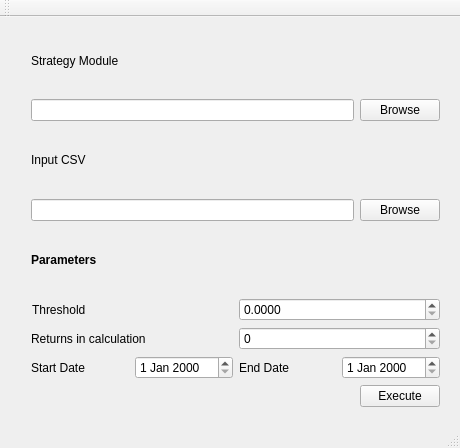
Before: the Qt Designer form GUI1-IanAntheny/mainwindow.ui in mobeigi/Algorithmic-Trading, drawn with Qt 5.
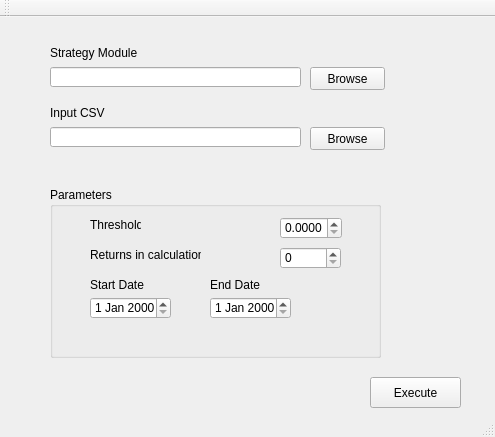
After: the same form once the commit is applied.

Commit message: Added params validity checking

```diff
--- a/GUI1-IanAntheny/mainwindow.ui
+++ b/GUI1-IanAntheny/mainwindow.ui
@@ -6,179 +6,256 @@
    <rect>
     <x>0</x>
     <y>0</y>
-    <width>460</width>
-    <height>448</height>
+    <width>495</width>
+    <height>437</height>
    </rect>
   </property>
-  <property name="sizePolicy">
-   <sizepolicy hsizetype="Preferred" vsizetype="Preferred">
-    <horstretch>80</horstretch>
-    <verstretch>0</verstretch>
-   </sizepolicy>
-  </property>
   <property name="windowTitle">
    <string>MainWindow</string>
   </property>
   <widget class="QWidget" name="centralWidget">
-   <widget class="QWidget" name="verticalLayoutWidget">
-    <property name="geometry">
-     <rect>
-      <x>20</x>
-      <y>0</y>
-      <width>431</width>
-      <height>401</height>
-     </rect>
-    </property>
-    <layout class="QVBoxLayout" name="programLayout">
-     <item>
-      <widget class="QLabel" name="strategy_module_label">
-       <property name="text">
-        <string>Strategy Module</string>
-       </property>
-      </widget>
-     </item>
-     <item>
-      <layout class="QHBoxLayout" name="strategyModuleLayout">
-       <item>
-        <widget class="QLineEdit" name="strategy_module_location"/>
-       </item>
-       <item>
-        <widget class="QPushButton" name="browseModule">
-         <property name="enabled">
-          <bool>true</bool>
-         </property>
-         <property name="text">
-          <string>Browse</string>
-         </property>
-        </widget>
-       </item>
-      </layout>
-     </item>
-     <item>
       <widget class="QLabel" name="inpu_csv_label">
+    <property name="geometry">
+     <rect>
+      <x>50</x>
+      <y>80</y>
+      <width>131</width>
+      <height>31</height>
+     </rect>
+    </property>
        <property name="text">
         <string>Input CSV</string>
        </property>
       </widget>
-     </item>
-     <item>
-      <layout class="QHBoxLayout" name="inputCSVLayout">
-       <item>
-        <widget class="QLineEdit" name="input_csv_location"/>
-       </item>
-       <item>
+   <widget class="QLineEdit" name="strategy_module_location">
+    <property name="geometry">
+     <rect>
+      <x>50</x>
+      <y>50</y>
+      <width>251</width>
+      <height>20</height>
+     </rect>
+    </property>
+   </widget>
+   <widget class="QLineEdit" name="input_csv_location">
+    <property name="geometry">
+     <rect>
+      <x>50</x>
+      <y>110</y>
+      <width>251</width>
+      <height>20</height>
+     </rect>
+    </property>
+   </widget>
+   <widget class="QLabel" name="strategy_module_label">
+    <property name="geometry">
+     <rect>
+      <x>50</x>
+      <y>20</y>
+      <width>131</width>
+      <height>31</height>
+     </rect>
+    </property>
+    <property name="text">
+     <string>Strategy Module</string>
+    </property>
+   </widget>
         <widget class="QPushButton" name="browseCSV">
+    <property name="geometry">
+     <rect>
+      <x>310</x>
+      <y>110</y>
+      <width>75</width>
+      <height>23</height>
+     </rect>
+    </property>
          <property name="text">
           <string>Browse</string>
          </property>
         </widget>
-       </item>
-      </layout>
-     </item>
-     <item>
-      <widget class="QLabel" name="label">
+   <widget class="QPushButton" name="browseModule">
+    <property name="geometry">
+     <rect>
+      <x>310</x>
+      <y>50</y>
+      <width>75</width>
+      <height>23</height>
+     </rect>
+    </property>
+    <property name="text">
+     <string>Browse</string>
+    </property>
+   </widget>
+   <widget class="QPushButton" name="execute_button">
+    <property name="geometry">
+     <rect>
+      <x>370</x>
+      <y>360</y>
+      <width>91</width>
+      <height>31</height>
+     </rect>
+    </property>
+    <property name="text">
+     <string>Execute</string>
+    </property>
+   </widget>
+   <widget class="QGroupBox" name="groupBox">
+    <property name="geometry">
+     <rect>
+      <x>50</x>
+      <y>170</y>
+      <width>331</width>
+      <height>171</height>
+     </rect>
+    </property>
        <property name="font">
         <font>
-         <weight>75</weight>
-         <bold>true</bold>
-        </font>
-       </property>
-       <property name="text">
+      <weight>50</weight>
+      <bold>false</bold>
+     </font>
+    </property>
+    <property name="title">
         <string>Parameters</string>
        </property>
-      </widget>
-     </item>
-     <item>
-      <layout class="QGridLayout" name="tresholdLayout">
-       <property name="leftMargin">
-        <number>1</number>
-       </property>
-       <item row="0" column="1">
+    <widget class="QDateEdit" name="start_date">
+     <property name="geometry">
+      <rect>
+       <x>40</x>
+       <y>110</y>
+       <width>81</width>
+       <height>22</height>
+      </rect>
+     </property>
+    </widget>
         <widget class="QLabel" name="threshold_label">
+     <property name="geometry">
+      <rect>
+       <x>40</x>
+       <y>30</y>
+       <width>51</width>
+       <height>16</height>
+      </rect>
+     </property>
          <property name="text">
           <string>Threshold</string>
          </property>
         </widget>
-       </item>
-       <item row="0" column="2">
+    <widget class="QLabel" name="returnsInCalculation_label">
+     <property name="geometry">
+      <rect>
+       <x>40</x>
+       <y>60</y>
+       <width>111</width>
+       <height>16</height>
+      </rect>
+     </property>
+     <property name="text">
+      <string>Returns in calculation</string>
+     </property>
+    </widget>
+    <widget class="QSpinBox" name="returnsInCalculation">
+     <property name="geometry">
+      <rect>
+       <x>230</x>
+       <y>60</y>
+       <width>61</width>
+       <height>22</height>
+      </rect>
+     </property>
+    </widget>
         <widget class="QDoubleSpinBox" name="threshold">
+     <property name="geometry">
+      <rect>
+       <x>230</x>
+       <y>30</y>
+       <width>62</width>
+       <height>22</height>
+      </rect>
+     </property>
          <property name="decimals">
           <number>4</number>
          </property>
         </widget>
-       </item>
-      </layout>
-     </item>
-     <item>
-      <layout class="QHBoxLayout" name="returnInCalculationLayout">
-       <item>
-        <widget class="QLabel" name="returnsInCalculation_label">
-         <property name="text">
-          <string>Returns in calculation</string>
-         </property>
-        </widget>
-       </item>
-       <item>
-        <widget class="QSpinBox" name="returnsInCalculation"/>
-       </item>
-      </layout>
-     </item>
-     <item>
-      <layout class="QHBoxLayout" name="dateLayout">
-       <item>
         <widget class="QLabel" name="start_date_label">
+     <property name="geometry">
+      <rect>
+       <x>40</x>
+       <y>90</y>
+       <width>71</width>
+       <height>16</height>
+      </rect>
+     </property>
          <property name="text">
           <string>Start Date</string>
          </property>
         </widget>
-       </item>
-       <item>
-        <widget class="QDateEdit" name="start_date"/>
-       </item>
-       <item>
         <widget class="QLabel" name="end_date_label">
+     <property name="geometry">
+      <rect>
+       <x>160</x>
+       <y>90</y>
+       <width>71</width>
+       <height>16</height>
+      </rect>
+     </property>
          <property name="text">
           <string>End Date</string>
          </property>
         </widget>
-       </item>
-       <item>
-        <widget class="QDateEdit" name="end_date"/>
-       </item>
-      </layout>
-     </item>
-     <item>
-      <layout class="QGridLayout" name="executeLayout">
-       <property name="spacing">
-        <number>5</number>
-       </property>
-       <item row="0" column="0" alignment="Qt::AlignLeft">
+    <widget class="QDateEdit" name="end_date">
+     <property name="geometry">
+      <rect>
+       <x>160</x>
+       <y>110</y>
+       <width>81</width>
+       <height>22</height>
+      </rect>
+     </property>
+    </widget>
+    <widget class="QLabel" name="date_valid">
+     <property name="geometry">
+      <rect>
+       <x>40</x>
+       <y>140</y>
+       <width>141</width>
+       <height>21</height>
+      </rect>
+     </property>
+     <property name="text">
+      <string/>
+     </property>
+    </widget>
+   </widget>
         <widget class="QLabel" name="execution_status">
-         <property name="sizePolicy">
-          <sizepolicy hsizetype="Preferred" vsizetype="Preferred">
-           <horstretch>80</horstretch>
-           <verstretch>0</verstretch>
-          </sizepolicy>
+    <property name="geometry">
+     <rect>
+      <x>50</x>
+      <y>350</y>
+      <width>151</width>
+      <height>21</height>
+     </rect>
          </property>
          <property name="text">
           <string/>
          </property>
         </widget>
-       </item>
-       <item row="0" column="1" alignment="Qt::AlignRight">
-        <widget class="QPushButton" name="execute_button">
+   <widget class="QLabel" name="inputcsv_valid">
+    <property name="geometry">
+     <rect>
+      <x>50</x>
+      <y>140</y>
+      <width>141</width>
+      <height>21</height>
+     </rect>
+    </property>
          <property name="text">
-          <string>Execute</string>
-         </property>
-        </widget>
-       </item>
-      </layout>
-     </item>
-    </layout>
-   </widget>
-   <zorder>verticalLayoutWidget</zorder>
-   <zorder>threshold_label</zorder>
-   <zorder>verticalLayoutWidget</zorder>
+     <string/>
+    </property>
+   </widget>
+   <zorder>groupBox</zorder>
+   <zorder>inpu_csv_label</zorder>
+   <zorder>strategy_module_location</zorder>
+   <zorder>input_csv_location</zorder>
    <zorder>strategy_module_label</zorder>
    <zorder>strategy_module_label</zorder>
   </widget>
```
Left out of the diff: 6 changed lines with no effect on the pictures. Lines whose indentation alone changed are shown as unchanged. The commit also changes 2 other files.
